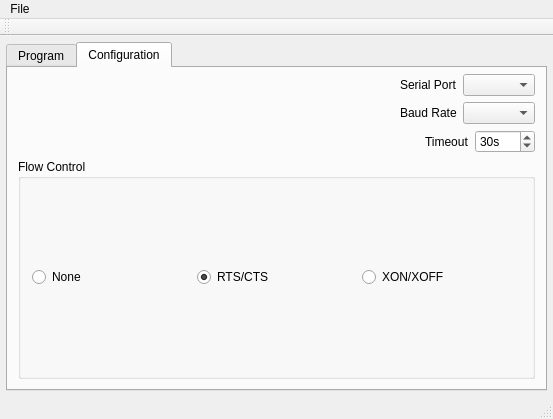
The window that guiMainWindow.ui (Keith969/8755prg) describes before a commit, drawn with Qt 5.
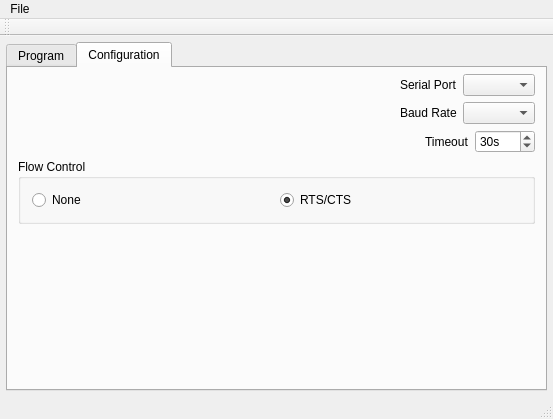
The same window after the commit. The open tabs and pages were chosen to show the change.

Commit message: Fix display when reading HEX file to be consistent with device read

Patch:
```diff
--- a/guiMainWindow.ui
+++ b/guiMainWindow.ui
@@ -246,18 +246,24 @@
                </property>
               </widget>
              </item>
-             <item>
-              <widget class="QRadioButton" name="flowXonXoff">
-               <property name="text">
-                <string>XON/XOFF</string>
-               </property>
-              </widget>
-             </item>
             </layout>
            </widget>
           </item>
          </layout>
         </item>
+        <item>
+         <spacer name="verticalSpacer">
+          <property name="orientation">
+           <enum>Qt::Vertical</enum>
+          </property>
+          <property name="sizeHint" stdset="0">
+           <size>
+            <width>20</width>
+            <height>40</height>
+           </size>
+          </property>
+         </spacer>
+        </item>
        </layout>
       </widget>
      </widget>
```
The commit also changes 2 other files.
